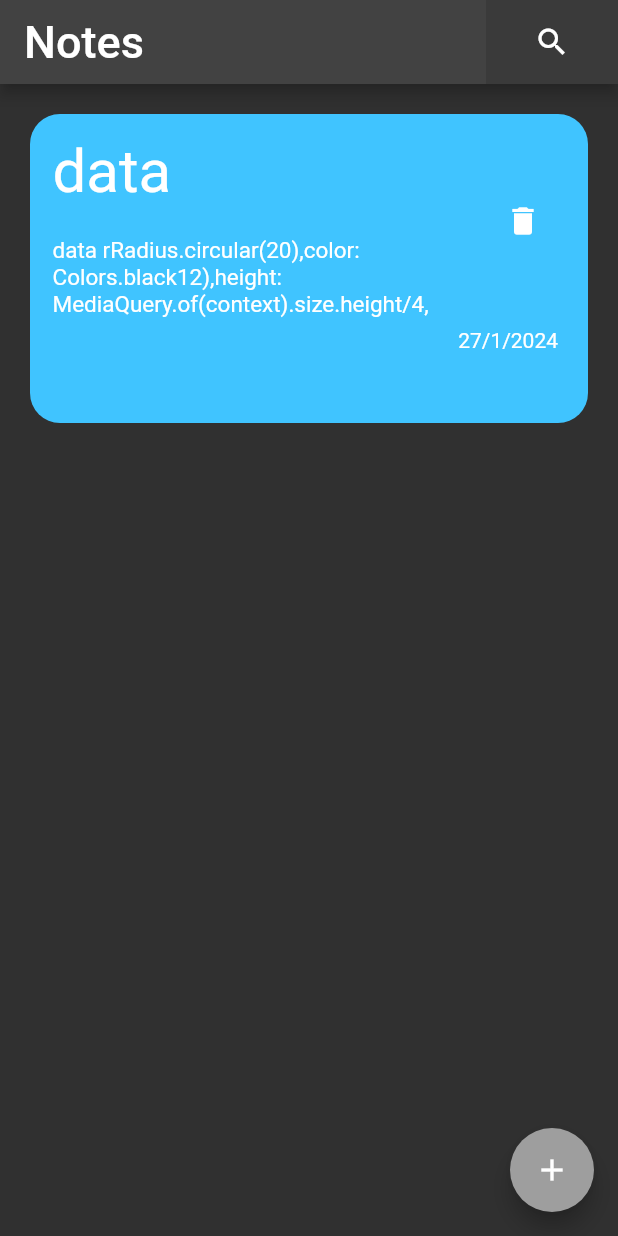
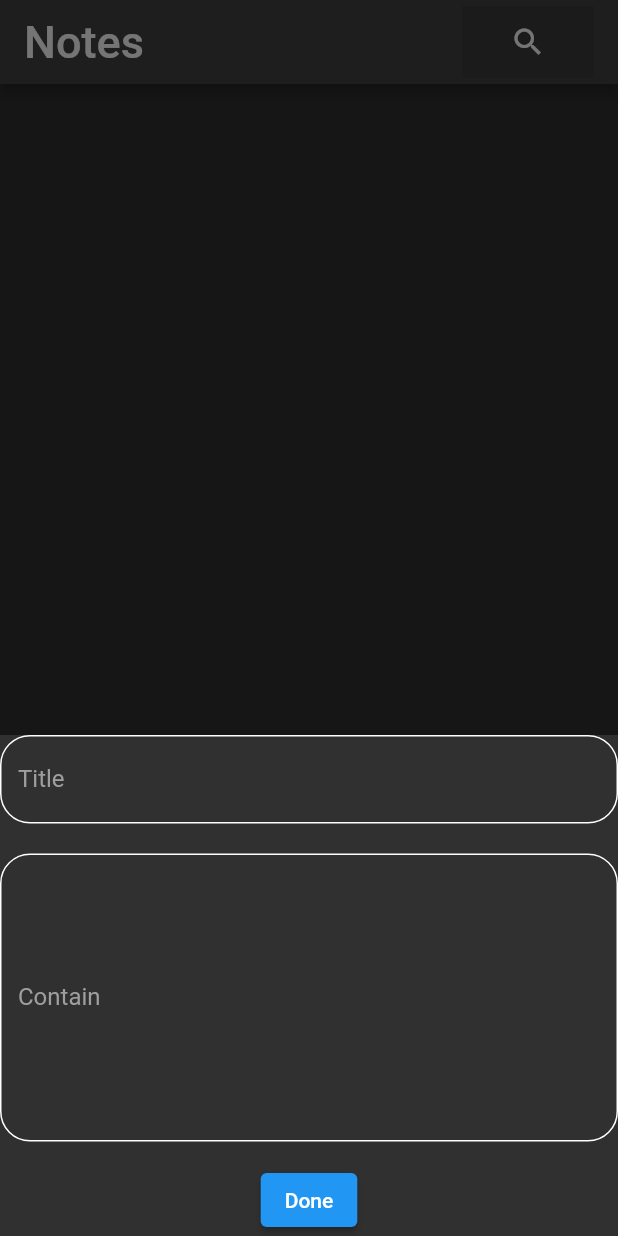
Before and after one commit to abderrahim17/noteApp, a Flutter app: the screen it shows after launch, after a tap on the "add" icon, on a phone screen of 412 x 824 dp. Run offline on Flutter 3.47's test engine with Material 2 defaults, Android fonts, the phone set to English and light mode, and no system bars; our stand-ins replace bloc, flutter_bloc, hive; missing offline and left inert: dart:js; accounts and stored records are empty.

Commit message:
adding note model and generating code for local data base

```diff
--- a/lib/cubits/home_page_cubit/home_cubit.dart
+++ b/lib/cubits/home_page_cubit/home_cubit.dart
@@ -1,35 +1,29 @@
+import 'dart:js';
+
 import 'package:bloc/bloc.dart';
 import 'package:flutter/cupertino.dart';
 import 'package:flutter/material.dart';
+import 'package:flutter_bloc/flutter_bloc.dart';
 import 'package:meta/meta.dart';
 
 part 'home_state.dart';
 
 class HomeCubit extends Cubit<HomeState> {
   HomeCubit() : super(HomeInitial());
-int indx =0 ;
-int index=0;
-List list=[];
-   add_button() {
-    return
-       FloatingActionButton(
-      backgroundColor: Colors.grey,
-          onPressed: () {
-        indx = indx + 1;
-        index = index + 1;
-        print(indx);
-        print(index);
-        if(indx>=6){indx=0;}
-        list.add('5');
-        emit(HomeAdding());
-      //  list.add(value)
-      },
-      child: const Icon(Icons.add,color: Colors.white));
+  int indx = 0;
 
+  int index = 0;
+  int indexo = -1;
 
+  void add_button() {
+    indx = indx + 1;
+    index = index + 1;
+    indexo=indexo+1;
+    //print(indx);
+    print(index);
+    if (indx >= 6) {
+      indx = 0;
+    }
+    emit(HomeAdding());
   }
-
-
-
-
 }
--- a/lib/cubits/home_page_cubit/home_state.dart
+++ b/lib/cubits/home_page_cubit/home_state.dart
@@ -5,3 +5,6 @@ abstract class HomeState {}
 
 class HomeInitial extends HomeState {}
 class HomeAdding extends HomeState {}
+class HomeSuccess extends HomeState {List<Widget> noteListo ;
+HomeSuccess( {required this.noteListo});
+}
--- a/lib/main.dart
+++ b/lib/main.dart
@@ -18,6 +18,7 @@ class NoteApp extends StatelessWidget {
   @override
   Widget build(BuildContext context) {
 
+
     return MultiBlocProvider(
       providers: [
         BlocProvider(create: (context) => HomeCubit()),
--- a/lib/views/notes_view.dart
+++ b/lib/views/notes_view.dart
@@ -1,4 +1,3 @@
-import 'package:flutter/cupertino.dart';
 import 'package:flutter/material.dart';
 import 'package:flutter_bloc/flutter_bloc.dart';
 import 'package:note_app/cubits/home_page_cubit/home_cubit.dart';
@@ -8,61 +7,102 @@ import '../widgets/custom_note_item.dart';
 
 class NotesView extends StatelessWidget {
   static String id = 'HomePage';
-var NoteList =[];
+  String? text, title;
+  late List<Widget> noteList = [];
+
+  List<Color> color = [
+    Colors.green,
+    Colors.lightBlueAccent,
+    Colors.cyanAccent,
+    Colors.greenAccent,
+    Colors.lightBlue,
+    Colors.lightGreen
+  ];
+
+  NotesView({super.key});
 
   @override
   Widget build(BuildContext context) {
     return Scaffold(
-      floatingActionButton:BlocProvider.of<HomeCubit>(context).add_button(),
+      floatingActionButton: FloatingActionButton(
+          backgroundColor: Colors.grey,
+          onPressed: () {
+            showModalBottomSheet(
+                context: context,
+                builder: (context) {
+                  return SingleChildScrollView(
+                    child: Column(
+                      children: [
+                        CustomTextField(
+                          hint: 'Title',
+                          onchanged: (data) {
+                            title = data;
+                          },
+                        ),
+                        SizedBox(
+                          height: 20,
+                        ),
+                        CustomTextField(
+                            maxlines: 8,
+                            hint: 'Contain',
+                            onchanged: (data) {
+                              text = data;
+                            }),
+                        SizedBox(height: 15),
+                        ElevatedButton(
+                            onPressed: () {
+                              Navigator.pop(context);
+                              BlocProvider.of<HomeCubit>(context).add_button();
+                            },
+                            child: const Text('Done'))
+                      ],
+                    ),
+                  );
+                });
+          },
+          child: const Icon(Icons.add, color: Colors.white)),
       appBar: AppBar(
-        title: Text(
+        title: Row(
+          children: [
+            const Text(
               'Notes',
               style: TextStyle(
                 fontSize: 30,
               ),
             ),
-        actions: [
-          // Center(
-          //   child: Container(
-          //   width: MediaQuery.of(context).size.width / 2,
-          //   child:
-          //   CustomTextForm_Field(hint: 'what are you searching for..?',
-          //       clr1: Colors.white,
-          //       clr2: Colors.white38)),
-          // ),
-
+            Spacer(),
             Container(
               decoration: BoxDecoration(
-                borderRadius: BorderRadius.circular(0), color: Colors.black12),
+                  borderRadius: BorderRadius.circular(0),
+                  color: Colors.black12),
               child: Padding(
                 padding: const EdgeInsets.only(left: 20, right: 20.0),
-              child: IconButton(onPressed: () {}, icon: Icon(Icons.search)),
-
+                child: IconButton(
+                    onPressed: () {}, icon: const Icon(Icons.search)),
               ),
             )
           ],
         ),
+      ),
       body: BlocBuilder<HomeCubit, HomeState>(builder: (context, state) {
-        return Stack(alignment: AlignmentDirectional.bottomEnd,
-            children: [
-          ListView.builder(
-              itemCount:BlocProvider.of<HomeCubit>(context).index,
+        return ListView.builder(
+            itemCount: BlocProvider.of<HomeCubit>(context).index,
             itemBuilder: (context, index) {
-                return  CustomNoteItem(
+              noteList.add(CustomNoteItem(
+                color: color,
                 i: BlocProvider.of<HomeCubit>(context).indx,
-                  title: 'njn',
-                  text: 'k,kr',
+                title: title!,
+                text: text!,
                 date: '22/04/2020',
-                );
-
-              }
-              ),
-        //  BlocProvider.of<HomeCubit>(context).add_button(),
-
-        ]);
+              ));
+              print(BlocProvider.of<HomeCubit>(context).indexo);
+              return noteList[index];
+            });
       }),
     );
   }
 
-
+// BlocBuilder<HomeCubit, HomeState> NotesBody() {
+//   return
+// }
 }
--- a/lib/widgets/custom_note_item.dart
+++ b/lib/widgets/custom_note_item.dart
@@ -1,24 +1,18 @@
 import 'package:flutter/cupertino.dart';
 import 'package:flutter/material.dart';
 
-
 class CustomNoteItem extends StatelessWidget {
-  CustomNoteItem(
-      {required this.i,
-      required this.title,
-      required this.text,
-      required this.date});
+  CustomNoteItem({
+    required this.i,
+    required this.title,
+    required this.text,
+    required this.date,
+    required this.color,
+  });
 
   String title, text, date;
 
-  List<Color> color = [
-    Colors.green,
-    Colors.lightBlueAccent,
-    Colors.cyanAccent,
-    Colors.greenAccent,
-    Colors.lightBlue,
-    Colors.lightGreen
-  ];
+  List<Color> color = [];
   int i;
 
   @override
@@ -39,7 +33,6 @@ class CustomNoteItem extends StatelessWidget {
           //     ),
           //   ),
           // );
-
         },
         child: Container(
           decoration: BoxDecoration(
@@ -55,7 +48,7 @@ class CustomNoteItem extends StatelessWidget {
                     crossAxisAlignment: CrossAxisAlignment.start,
                     children: [
                       Text(
-                        'data',
+                        title,
                         style: TextStyle(fontSize: 40),
                       ),
                       SizedBox(
@@ -63,7 +56,7 @@ class CustomNoteItem extends StatelessWidget {
                       ),
                       Expanded(
                         child: Text(
-                          'data rRadius.circular(20),color: Colors.black12),height: MediaQuery.of(context).size.height/4,',
+                          text,
                           style: TextStyle(fontSize: 15),
                           maxLines: 3,
                           overflow: TextOverflow.ellipsis,
@@ -77,9 +70,7 @@ class CustomNoteItem extends StatelessWidget {
                 crossAxisAlignment: CrossAxisAlignment.center,
                 mainAxisAlignment: MainAxisAlignment.spaceEvenly,
                 children: [
-                  IconButton(onPressed: () {
-
-                  }, icon: Icon(Icons.delete)),
+                  IconButton(onPressed: () {}, icon: Icon(Icons.delete)),
                   Padding(
                     padding: const EdgeInsets.only(right: 20.0),
                     child: Text('27/1/2024'),
--- a/lib/widgets/textField_Custom.dart
+++ b/lib/widgets/textField_Custom.dart
@@ -1,56 +1,30 @@
-
 import 'package:flutter/material.dart';
 
-class CustomTextForm_Field extends StatelessWidget {
-  CustomTextForm_Field(
-      {required this.hint,
-        this.onchanged,
-        this.Validator,
-        this.icon,
-        required this.clr1,
-        required this.clr2,
-        this.onsubmitted,
-        this.secureText=false});
+class CustomTextField extends StatelessWidget {
+  CustomTextField({this.maxlines,this.hint,  required this.onchanged});
 
   String? hint;
-  Function(String)? onchanged, onsubmitted;
-  bool? secureText;
-
-  Icon? icon;
-
-// dynamic Function(String)? Validator ;
-  var Validator;
-  Color? clr1;
-  Color? clr2;
+  Function(String)? onchanged;
+  int? maxlines;
 
   @override
   Widget build(BuildContext context) {
-    return TextFormField(
-        obscureText: secureText!,  ///to make the text invisible
-        validator: Validator,
-        onChanged: onchanged,
-        onFieldSubmitted: onsubmitted,
-        cursorColor: clr1,
+    return TextField(
+      maxLines: maxlines,
         decoration: InputDecoration(
-          suffixIcon: icon,
-
-          suffixIconColor: clr1,
-
-//# this was for the normal state of the text field
           enabledBorder: OutlineInputBorder(
-              borderSide: BorderSide(color: clr1!),
+              borderSide: const BorderSide(
+                color: Colors.white,
+              ),
               borderRadius: BorderRadius.circular(20)),
-
-//           )),
-
-//# this was for when we click  of the text field
           focusedBorder: OutlineInputBorder(
-              borderSide: BorderSide(color: clr1!),
+              borderSide: const BorderSide(color: Colors.white),
               borderRadius: BorderRadius.circular(20)),
-          labelText: 'enter your $hint',
-          labelStyle: TextStyle(color: clr2!),
+          labelText: '$hint',
+          labelStyle: const TextStyle(color: Colors.grey),
           hintText: hint,
-          hintStyle: TextStyle(color: clr2),
-        ));
+          hintStyle: const TextStyle(color: Colors.grey),
+        ),
+        onChanged: onchanged);
   }
 }
--- a/pubspec.yaml
+++ b/pubspec.yaml
@@ -28,6 +28,8 @@ environment:
 # the latest version available on pub.dev. To see which dependencies have newer
 # versions available, run `flutter pub outdated`.
 dependencies:
+  hive: ^2.2.3
+  hive_flutter: ^1.1.0
   modal_bottom_sheet: ^2.1.2
   flutter_bloc: ^8.1.2
 
@@ -40,6 +42,8 @@ dependencies:
   cupertino_icons: ^1.0.2
 
 dev_dependencies:
+  build_runner: ^2.3.3
+  hive_generator: ^2.0.0
   flutter_test:
     sdk: flutter
 
```
Also changed, not shown: lib/models/note_model.dart (added, +15 -0 lines), lib/models/note_model.g.dart (added), pubspec.lock. Lines whose indentation alone changed are shown as unchanged.
